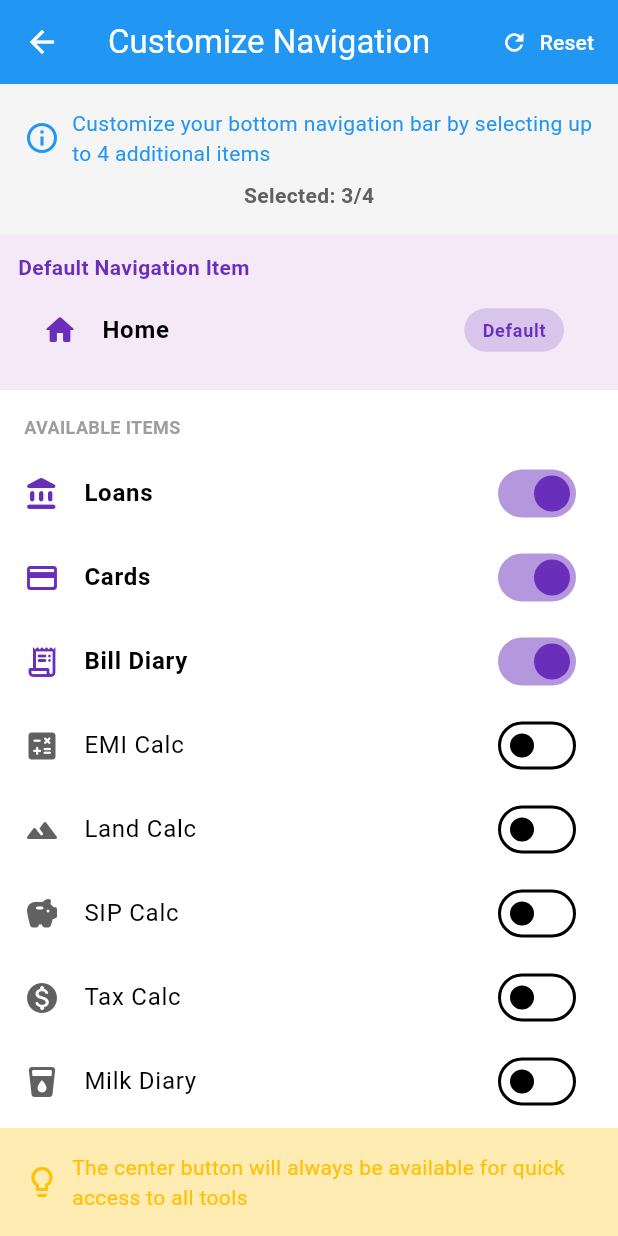
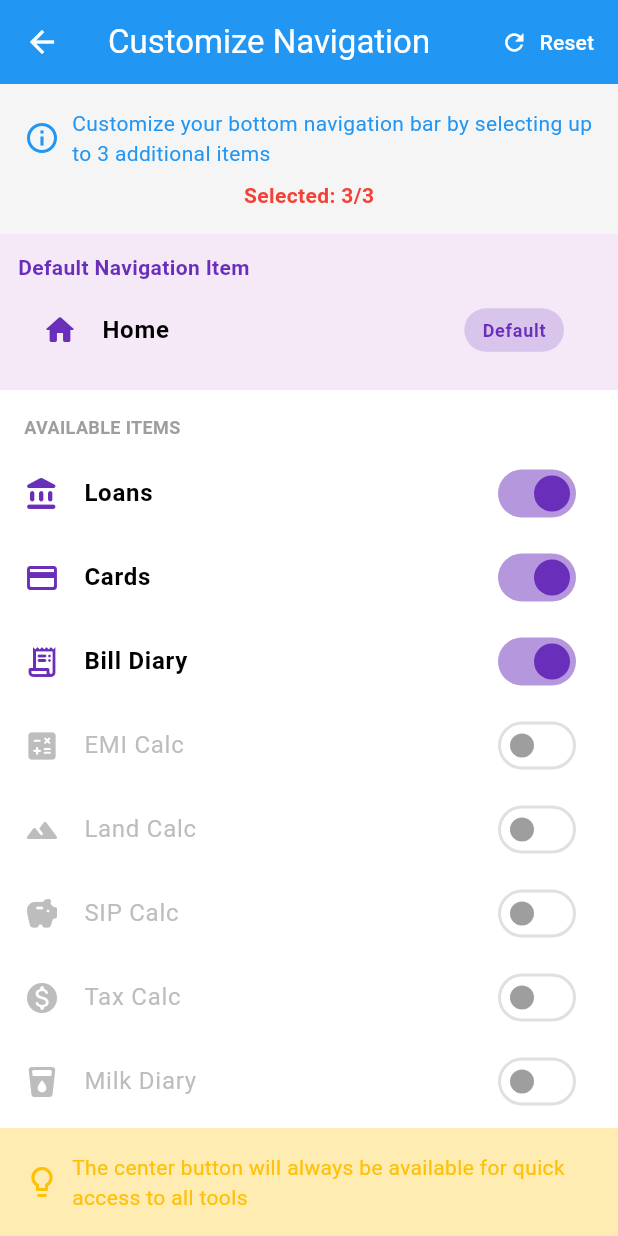
Before and after one commit to DarkNod3/my_byaj_book, a Flutter app: the HomeScreen screen opened directly, in the side drawer, after a tap on "Customize Navigation", on a phone screen of 412 x 824 dp. Run offline on Flutter 3.47's test engine with Material 3 defaults, Android fonts, the phone set to English and light mode, and no system bars; our stand-ins replace cross_file, device_info_plus, fl_chart, flutter_contacts, flutter_local_notifications, image_picker and 7 more; missing offline and left inert: file_selector, installed_apps; accounts and stored records are empty.

```diff
--- a/lib/screens/home/home_screen.dart
+++ b/lib/screens/home/home_screen.dart
@@ -31,6 +31,10 @@ import 'package:flutter/services.dart';
 import 'package:flutter/scheduler.dart';
 import 'package:my_byaj_book/screens/settings/settings_screen.dart';
 import 'package:my_byaj_book/screens/contact/edit_contact_screen.dart';
+import 'package:my_byaj_book/screens/tools/emi_calculator_screen.dart';
+import 'package:my_byaj_book/screens/tools/land_calculator_screen.dart';
+import 'package:my_byaj_book/screens/tools/sip_calculator_screen.dart';
+import 'package:my_byaj_book/screens/tools/tax_calculator_screen.dart';
 
 class HomeScreen extends StatefulWidget {
   const HomeScreen({super.key});
@@ -136,13 +140,15 @@ class _HomeScreenState extends State<HomeScreen> {
       'bill_diary': const BillDiaryScreen(),
       'milk_diary': const MilkDiaryScreen(),
       'work_diary': DiaryTestScreen(diaryType: 'Work Diary'),
-      'farm_diary': DiaryTestScreen(diaryType: 'Farm Diary'),
-      'shop_diary': DiaryTestScreen(diaryType: 'Shop Diary'),
       'tea_diary': const TeaDiaryScreen(),
       'expense_tracker': DiaryTestScreen(diaryType: 'Expenses'),
       'goal_planner': DiaryTestScreen(diaryType: 'Goals'),
       'budget_planner': DiaryTestScreen(diaryType: 'Budget'),
       'tools': const MoreToolsScreen(),
+      'emi_calc': const EmiCalculatorScreen(showAppBar: false),
+      'land_calc': const LandCalculatorScreen(showAppBar: false),
+      'sip_calc': const SipCalculatorScreen(showAppBar: false),
+      'tax_calc': const TaxCalculatorScreen(showAppBar: false),
     };
 
     // Get selected screens from navigation preferences
--- a/lib/screens/settings/nav_settings_screen.dart
+++ b/lib/screens/settings/nav_settings_screen.dart
@@ -113,7 +113,7 @@ class _NavSettingsScreenState extends State<NavSettingsScreen> {
                     .length;
 
                 // Calculate how many more items can be selected
-                final maxSelectableItems = 5 - fixedItemsCount;
+                final maxSelectableItems = 4 - fixedItemsCount;
                 final selectedCount = provider.selectedNavItems.length - fixedItemsCount;
 
                 return Column(
@@ -129,7 +129,7 @@ class _NavSettingsScreenState extends State<NavSettingsScreen> {
                               SizedBox(width: 8),
                               Expanded(
                                 child: Text(
-                                  'Customize your bottom navigation bar by selecting up to 4 additional items',
+                                  'Customize your bottom navigation bar by selecting up to 3 additional items',
                                   style: TextStyle(color: Colors.blue),
                                 ),
                               ),
```
Also changed, not shown: lib/providers/nav_preferences_provider.dart (+6 -9 lines), lib/screens/tools/emi_calculator_screen.dart (+8 -3 lines), lib/screens/tools/land_calculator_screen.dart (+8 -3 lines), lib/screens/tools/sip_calculator_screen.dart (+8 -3 lines), lib/screens/tools/tax_calculator_screen.dart (+8 -3 lines), lib/widgets/bottom_nav/bottom_navigation.dart (+4 -4 lines).
